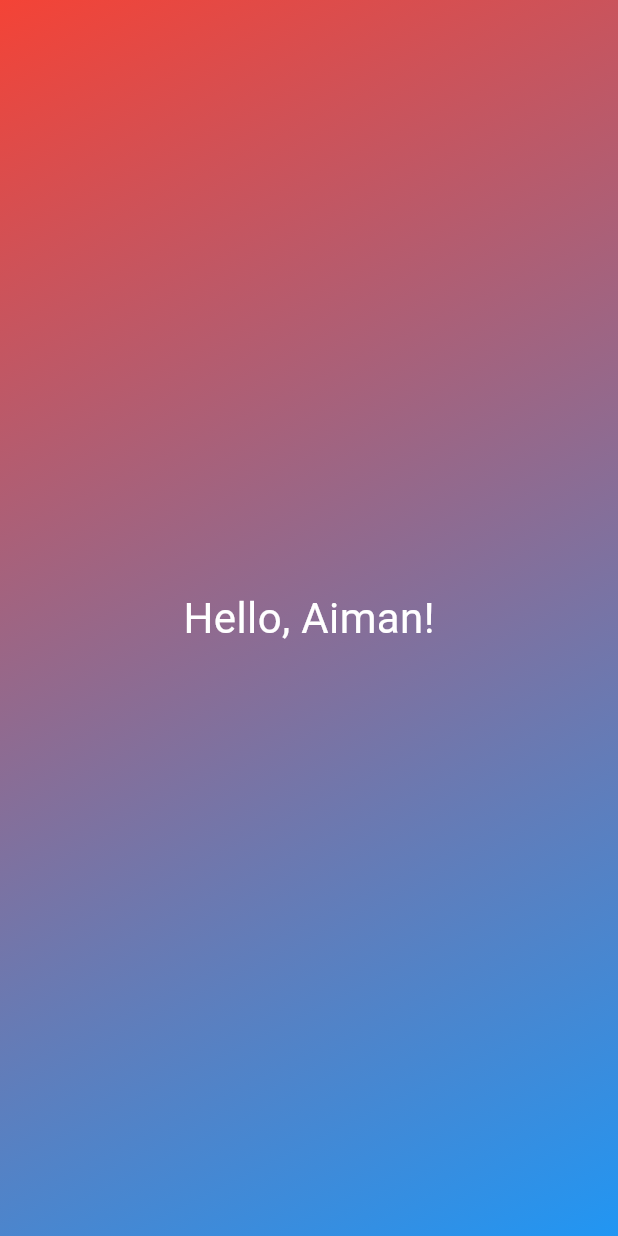
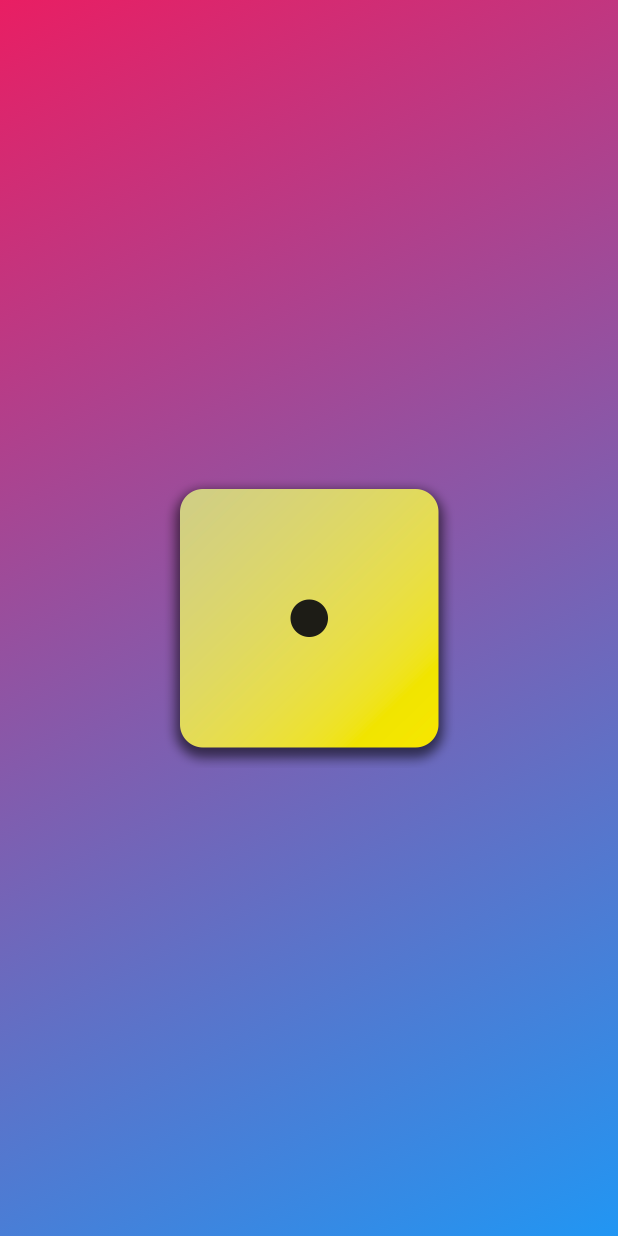
Before and after one commit to aimanraz/fluter_app, a Flutter app: the screen it shows after launch, on a phone screen of 412 x 824 dp. Run offline on Flutter 3.47's test engine with Material 3 defaults, Android fonts, the phone set to English and light mode, and no system bars.

```diff
--- a/lib/gradient_container.dart
+++ b/lib/gradient_container.dart
@@ -5,20 +5,26 @@ const startAlignment = Alignment.topLeft;
 const endAlignment = Alignment.bottomRight;
 
 class GradientContainer extends StatelessWidget {
-  const GradientContainer({super.key});
+  const GradientContainer(this.color1, this.color2, {super.key});
+
+  final Color color1;
+  final Color color2;
 
   @override
   build(context) {
     return Container(
-      decoration: const BoxDecoration(
+      decoration: BoxDecoration(
         gradient: LinearGradient(
-          colors: [Colors.red, Colors.blue],
+          colors: [color1, color2],
           begin: startAlignment,
           end: endAlignment,
         ),
       ),
-      child: const Center(
-        child: StyledText("Hello, Aiman!"),
+      child: Center(
+        child: Image.asset(
+          'assets/images/dice-1.png',
+          width: 200,
+        ),
       ),
     );
   }
--- a/lib/main.dart
+++ b/lib/main.dart
@@ -5,7 +5,7 @@ void main() {
   runApp(
     const MaterialApp(
       home: Scaffold(
-        body: GradientContainer(),
+        body: GradientContainer(Colors.pink, Colors.blue),
       ),
     ),
   );
```
Also changed, not shown: pubspec.yaml (+8 -6 lines), assets/images/dice-1.png (added), assets/images/dice-2.png (added), assets/images/dice-3.png (added), assets/images/dice-4.png (added), assets/images/dice-5.png (added), assets/images/dice-6.png (added).
